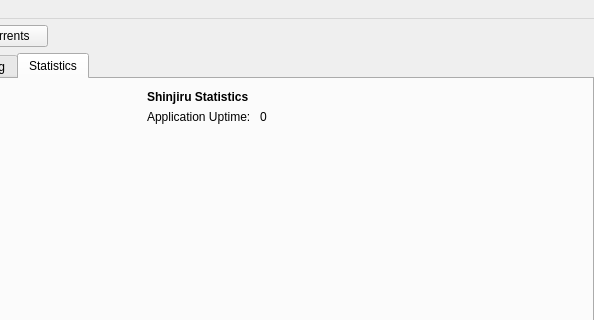
The window that src/gui/mainwindow.ui (killmaster/Shinjiru) describes before a commit, drawn with Qt 5; both pictures show x 306 to 900 and y 0 to 320 of the 900 by 500 pixel window.
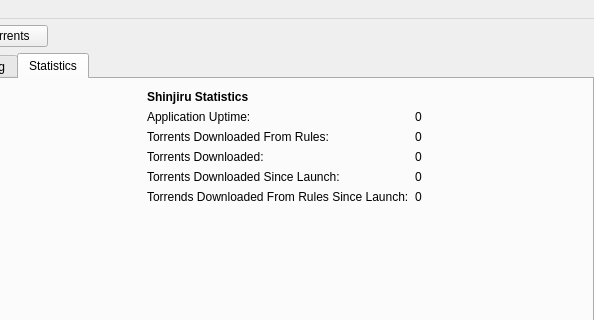
The same window after the commit. The open tabs and pages were chosen to show the change.

Patch:
```diff
--- a/src/gui/mainwindow.ui
+++ b/src/gui/mainwindow.ui
@@ -920,6 +920,62 @@
                 </property>
                </widget>
               </item>
+              <item row="1" column="0">
+               <widget class="QLabel" name="torrentsDownloadedLabel">
+                <property name="text">
+                 <string>Torrents Downloaded From Rules:</string>
+                </property>
+               </widget>
+              </item>
+              <item row="2" column="0">
+               <widget class="QLabel" name="torrentDownloadedLabel">
+                <property name="text">
+                 <string>Torrents Downloaded:</string>
+                </property>
+               </widget>
+              </item>
+              <item row="3" column="0">
+               <widget class="QLabel" name="torrentsDownloadedSinceLaunchLabel">
+                <property name="text">
+                 <string>Torrents Downloaded Since Launch:</string>
+                </property>
+               </widget>
+              </item>
+              <item row="4" column="0">
+               <widget class="QLabel" name="torrendsDownloadedFromRulesSinceLaunchLabel">
+                <property name="text">
+                 <string>Torrends Downloaded From Rules Since Launch:</string>
+                </property>
+               </widget>
+              </item>
+              <item row="1" column="1">
+               <widget class="QLabel" name="labelRulesTotal">
+                <property name="text">
+                 <string>0</string>
+                </property>
+               </widget>
+              </item>
+              <item row="2" column="1">
+               <widget class="QLabel" name="labelDownloadedTotal">
+                <property name="text">
+                 <string>0</string>
+                </property>
+               </widget>
+              </item>
+              <item row="3" column="1">
+               <widget class="QLabel" name="labelDownloadedLaunch">
+                <property name="text">
+                 <string>0</string>
+                </property>
+               </widget>
+              </item>
+              <item row="4" column="1">
+               <widget class="QLabel" name="labelRulesLaunch">
+                <property name="text">
+                 <string>0</string>
+                </property>
+               </widget>
+              </item>
              </layout>
             </item>
             <item>
```
Left out of the diff: 2 changed lines with no effect on the pictures.
